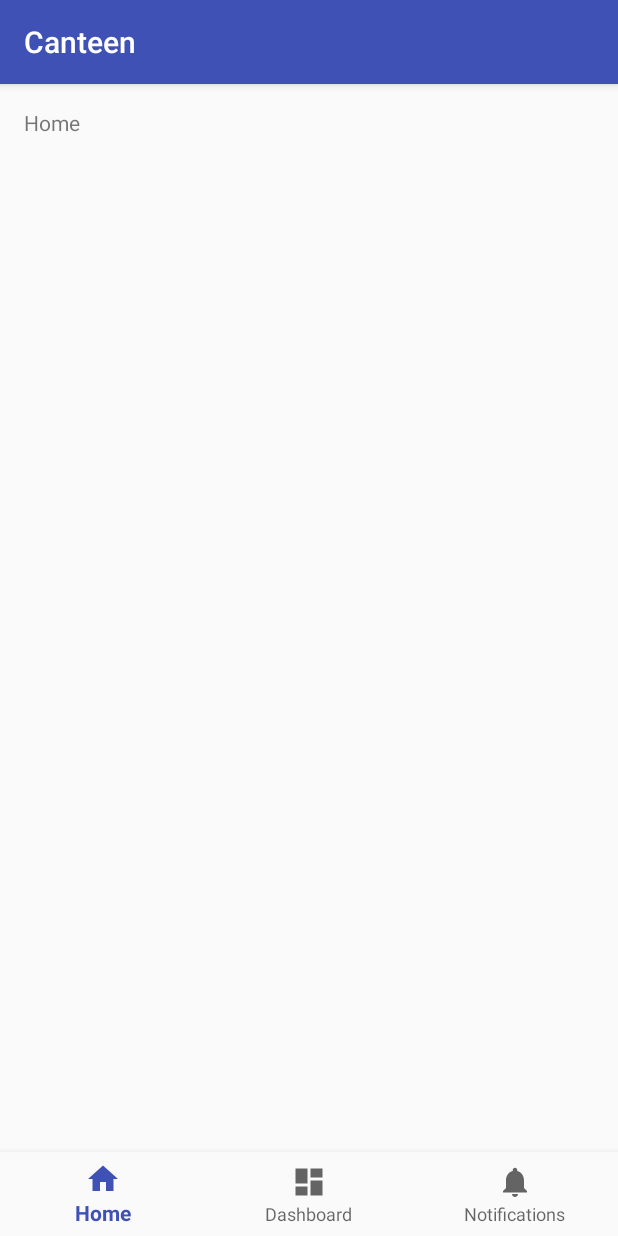
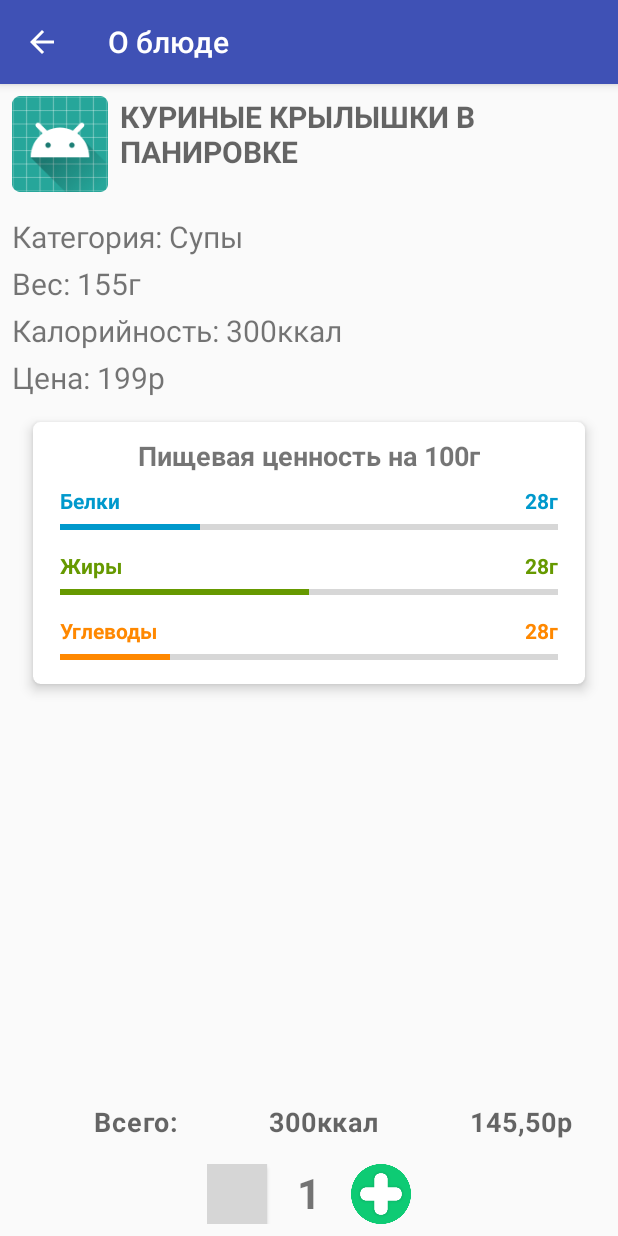
Before and after one commit to Shaniser/Canteen, an Android app: the screen it shows after launch (MainActivity before the commit, AboutFood after it), on a phone screen of 412 x 824 dp. Run offline under Robolectric (Android 15) with nearby library versions, the phone set to English and light mode, and no system bars; grey boxes are pictures that could not be loaded.

Commit message:
food card changes

```diff
--- a/app/src/main/java/com/godelsoft/canteen/AboutFood.java
+++ b/app/src/main/java/com/godelsoft/canteen/AboutFood.java
@@ -1,14 +1,37 @@
 package com.godelsoft.canteen;
 
+import android.support.v7.app.ActionBar;
 import android.support.v7.app.AppCompatActivity;
 import android.os.Bundle;
+import android.view.MenuItem;
 
 public class AboutFood extends AppCompatActivity {
+    Food food;
 
     @Override
     protected void onCreate(Bundle savedInstanceState) {
         super.onCreate(savedInstanceState);
         setContentView(R.layout.activity_about_food);
+        ActionBar actionBar =getSupportActionBar();
+        actionBar.setHomeButtonEnabled(true);
+        actionBar.setDisplayHomeAsUpEnabled(true);
+        actionBar.setTitle(R.string.about_food_title);
+
+        //TODO Формирование страницы с блюдом
+//        int id = getIntent().getExtras().getInt("id");
+//        food = Food.all.get(id);
+
 
     }
+
+    @Override
+    public boolean onOptionsItemSelected(MenuItem item) {
+        switch (item.getItemId()) {
+            case android.R.id.home:
+                this.finish();
+                return true;
+            default:
+                return super.onOptionsItemSelected(item);
+        }
+    }
 }
--- a/app/src/main/java/com/godelsoft/canteen/Food.java
+++ b/app/src/main/java/com/godelsoft/canteen/Food.java
@@ -1,6 +1,7 @@
 package com.godelsoft.canteen;
 
 import android.content.Context;
+import android.util.SparseArray;
 import android.view.LayoutInflater;
 import android.view.View;
 import android.widget.ImageView;
@@ -14,7 +15,7 @@ import java.util.HashMap;
 public class Food {
     public static int SOUP = 0, SALAD = 1, PORRIDGE = 2,  MEAT = 3, FISH = 4, DESSERT = 5, DRINK = 6;
     public static String[] TYPES = { "Супы", "Салаты", "Каши", "Мясо", "Рыба", "Напитки", "Дессерты" };
-    public static HashMap<Integer, Food> all = new HashMap<>(); //Полный список еды <ID, Food>
+    public static SparseArray<Food> all = new SparseArray<>(); //Полный список еды <ID, Food>
 
     private String label;
     private int id;
--- a/app/src/main/java/com/godelsoft/canteen/MainActivity.java
+++ b/app/src/main/java/com/godelsoft/canteen/MainActivity.java
@@ -1,5 +1,6 @@
 package com.godelsoft.canteen;
 
+import android.content.Intent;
 import android.os.Bundle;
 import android.support.annotation.NonNull;
 import android.support.design.widget.BottomNavigationView;
@@ -39,6 +40,9 @@ public class MainActivity extends AppCompatActivity {
         mTextMessage = (TextView) findViewById(R.id.message);
         BottomNavigationView navigation = (BottomNavigationView) findViewById(R.id.navigation);
         navigation.setOnNavigationItemSelectedListener(mOnNavigationItemSelectedListener);
+
+        Intent intent = new Intent(this, AboutFood.class);
+        startActivity(intent);
     }
 
 }
--- a/app/src/main/res/layout/activity_about_food.xml
+++ b/app/src/main/res/layout/activity_about_food.xml
@@ -23,7 +23,7 @@
 
             <android.support.constraint.ConstraintLayout
                 android:layout_width="match_parent"
-                android:layout_height="match_parent">
+                android:layout_height="wrap_content">
 
                 <ImageView
                     android:id="@+id/icon"
@@ -70,10 +70,12 @@
                     android:layout_width="368dp"
                     android:layout_height="wrap_content"
                     android:layout_marginTop="16dp"
+                    android:layout_marginBottom="16dp"
                     app:cardCornerRadius="5dp"
                     app:cardElevation="5dp"
                     app:cardUseCompatPadding="false"
                     app:contentPadding="10dp"
+                    app:layout_constraintBottom_toBottomOf="parent"
                     app:layout_constraintEnd_toEndOf="parent"
                     app:layout_constraintStart_toStartOf="parent"
                     app:layout_constraintTop_toBottomOf="@+id/description">
@@ -224,9 +226,12 @@
         android:id="@+id/totalLinLay"
         android:layout_width="match_parent"
         android:layout_height="wrap_content"
+        android:layout_marginStart="32dp"
         android:layout_marginBottom="16dp"
         android:orientation="horizontal"
-        app:layout_constraintBottom_toTopOf="@+id/addToBasketPanel">
+        app:layout_constraintBottom_toTopOf="@+id/addToBasketPanel"
+        app:layout_constraintEnd_toEndOf="parent"
+        app:layout_constraintStart_toStartOf="parent">
 
         <TextView
             android:id="@+id/totalHeader"
--- a/app/src/main/res/values/strings.xml
+++ b/app/src/main/res/values/strings.xml
@@ -17,4 +17,5 @@
     <string name="count_sample">1</string>
     <string name="total_header">Всего:</string>
     <string name="calories_sample">300ккал</string>
+    <string name="about_food_title">О блюде</string>
 </resources>
```
